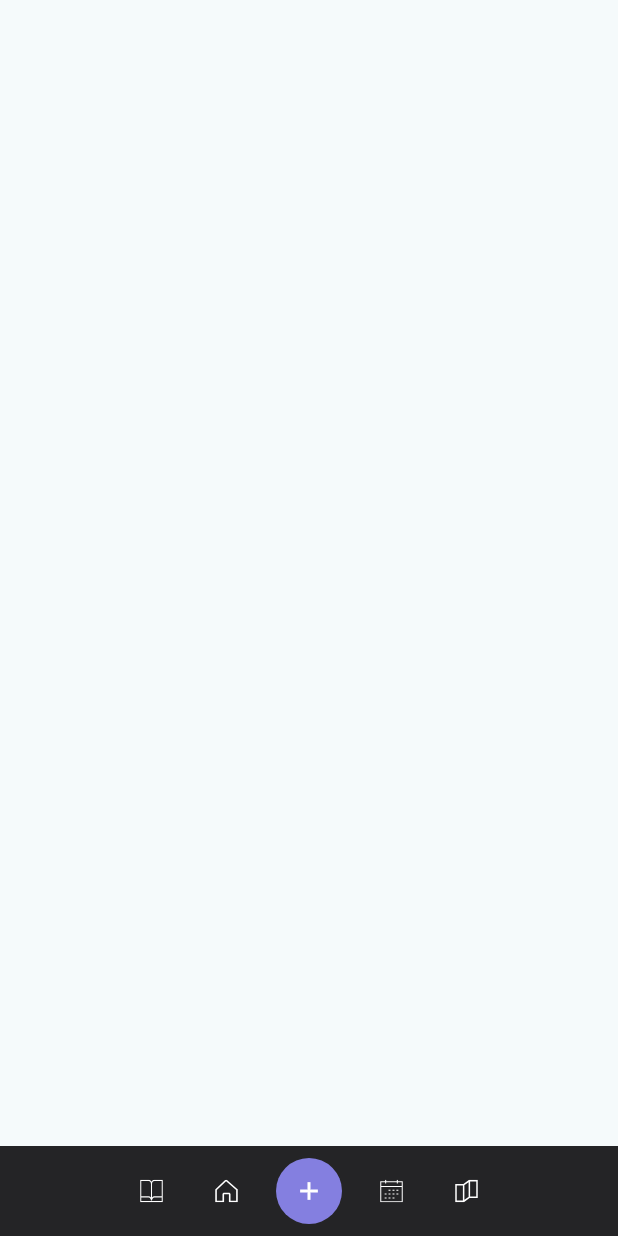
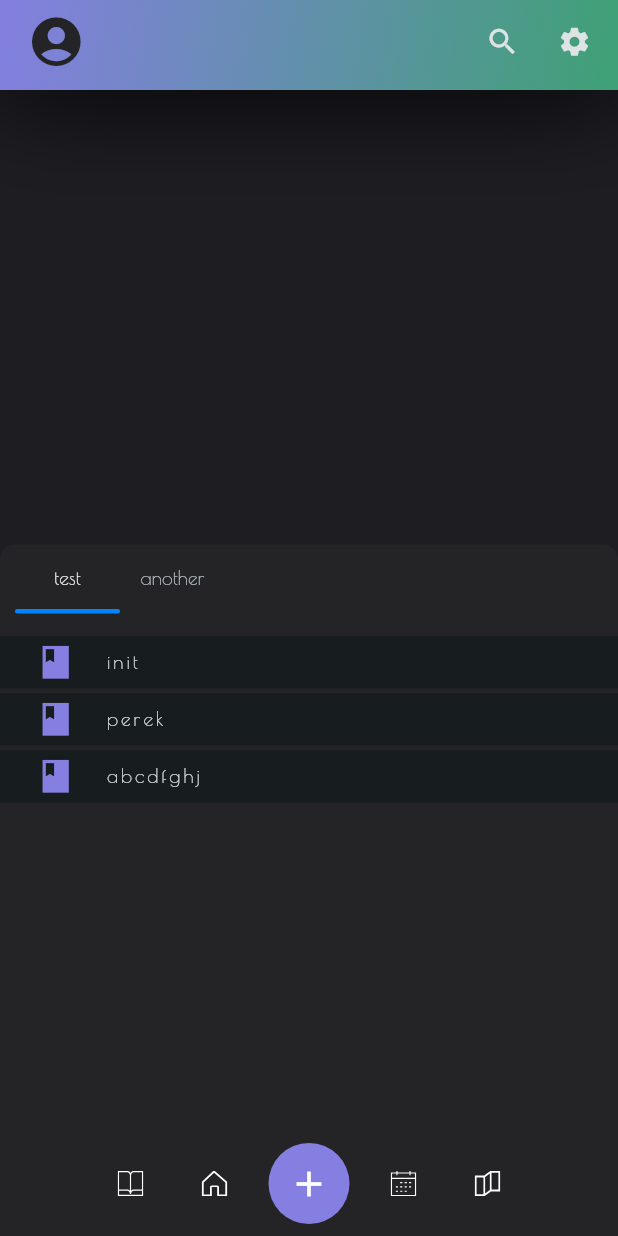
Before and after one commit to NoachDev/SeferTorah, a Flutter app: the screen it shows after launch, on a phone screen of 412 x 824 dp. Run offline on Flutter 3.47's test engine with Material 3 defaults, Android fonts, the phone set to English and light mode, and no system bars; our stand-ins replace flutter_svg.

Commit message:
Home structure

```diff
--- /dev/null
+++ b/lib/home_page.dart
@@ -0,0 +1,202 @@
+import 'package:flutter/material.dart';
+
+class HomePage extends StatelessWidget {
+  @override
+  Widget build(BuildContext context) {
+    return Scaffold(
+      backgroundColor:  Theme.of(context).colorScheme.background,
+      appBar: PreferredSize(
+        preferredSize: Size( double.infinity, 60 ),
+        child: TopBar(),
+      ),
+      body: Column(
+        mainAxisAlignment: MainAxisAlignment.end,
+        children: [
+          SeferLibrary( tabNames : {
+            "test" : SeferView( itemHeight : 35, itemsNames: [ "init", "perek", "abcdfghj" ] ),
+            "another" : Container()
+            }
+          ),
+        ]
+      ),
+    );
+  }
+}
+
+class TopBar extends StatelessWidget {
+  final double sizeIcon = 23;
+
+  const TopBar({
+    super.key,
+  });
+
+  @override
+  Widget build(BuildContext context) {
+    return AppBar(
+      backgroundColor: Theme.of(context).colorScheme.surface,
+      leading: Row(children: [SizedBox(width: 10,), IconButton( onPressed: () {}, icon: Icon(Icons.account_circle_rounded, size: sizeIcon*1.7), color: Theme.of(context).colorScheme.surface,)]),
+      leadingWidth: 100,
+      actions: [
+        IconButton( onPressed: () {}, icon: Icon(Icons.search, size: sizeIcon, color: Theme.of(context).colorScheme.inverseSurface)),
+        IconButton( onPressed: () {}, icon: Icon(Icons.settings, size : sizeIcon, color: Theme.of(context).colorScheme.inverseSurface,)),
+        SizedBox(width: 5)
+      ],
+      flexibleSpace: Container(
+        decoration: BoxDecoration(
+          boxShadow: [
+            BoxShadow(
+              color: Colors.black,
+              blurRadius: 60,
+              spreadRadius: 0,
+              blurStyle: BlurStyle.outer,
+            )
+          ],
+          gradient: LinearGradient(
+            begin: Alignment.topLeft,
+            end : Alignment.bottomRight,
+            colors: [
+              Theme.of(context).colorScheme.primary,
+              Theme.of(context).colorScheme.tertiary
+            ]
+          )
+        ),
+      )
+    );
+  }
+}
+
+class SeferLibrary extends StatelessWidget {
+  final Map<String,Widget> tabNames;
+  final double radius     = 10;
+  final double tabHeight  = 45;
+  final double tabWidth   = 75;
+  final double padding    = 10;
+
+  const SeferLibrary({
+    super.key,
+    required this.tabNames,
+
+  });
+
+  @override
+  Widget build(BuildContext context) {
+
+    final lenghtNames = tabNames.length.toInt();
+
+    return DefaultTabController(
+      initialIndex: 0,
+      length: lenghtNames,
+
+      child: Container(
+        decoration: BoxDecoration(
+          border: Border(top: BorderSide(style: BorderStyle.solid, width: 1, color: Colors.transparent)),
+          borderRadius: BorderRadius.only(
+            topLeft: Radius.circular(radius),
+            topRight: Radius.circular(radius),
+          ),
+          color: Theme.of(context).colorScheme.surface,
+        ),
+
+        child: Column(
+          crossAxisAlignment: CrossAxisAlignment.start,
+          children: [
+            SizedBox(
+              height: tabHeight,
+              width: lenghtNames*tabWidth,
+
+              child: TabBar(
+                dividerColor: Colors.transparent,
+                padding: EdgeInsets.only(left: padding),
+
+                indicatorSize: TabBarIndicatorSize.tab,
+                indicator: UnderlineTabIndicator(
+                  borderRadius: BorderRadius.circular(radius),
+                  borderSide: BorderSide(color: Theme.of(context).colorScheme.outline, width: 3)
+                ),
+
+                labelPadding: EdgeInsets.symmetric(horizontal: padding/2),
+                labelStyle: TextStyle(
+                  color: Colors.white,
+                  fontSize: 13,
+                  fontFamily: "PoiretOne",
+                ),
+
+                tabs: tabNames.keys.map((e) => Tab( height: tabHeight, text: e )).toList()
+
+              )
+            ),
+
+            SizedBox(height: padding*1.5),
+
+            SizedBox(
+              height: 330,
+              child: TabBarView(
+                children: tabNames.values.toList(),
+              ),
+            )
+          ],
+        ),
+      )
+    );
+  }
+}
+
+class SeferView extends StatelessWidget {
+  final double itemHeight;
+  final List<String> itemsNames;
+
+  final double itemPadding;
+
+  const SeferView({
+    super.key,
+    required this.itemHeight,
+    this.itemsNames = const [],
+    this.itemPadding = 3
+  });
+
+  Widget seferWidget( BuildContext context, int pageCount ){
+    return Container(
+      width: double.infinity,
+      height: itemHeight + itemPadding,
+      padding: EdgeInsets.only(bottom: itemPadding),
+
+      child: ElevatedButton(
+        onPressed: (){},
+
+        style: ButtonStyle(
+          shape: MaterialStateProperty.all<RoundedRectangleBorder>(
+            RoundedRectangleBorder(
+            )
+          ),
+          elevation: MaterialStateProperty.all<double>(0),
+
+
+        ),
+
+        child: Row(
+          children: [
+            Icon( Icons.book_sharp, color: Theme.of(context).colorScheme.primary, size: itemHeight*0.75),
+            SizedBox(width: 20),
+            Text(
+              itemsNames[pageCount],
+              style: TextStyle(
+                color: Theme.of(context).colorScheme.inverseSurface,
+                fontFamily: "PoiretOne",
+                fontSize: 13,
+                letterSpacing: 2
+              )
+            ),
+          ],
+        ),
+      )
+    );
+  }
+  @override
+  Widget build( BuildContext context){
+    return  ListView.builder(
+      itemBuilder: seferWidget,
+      scrollDirection: Axis.vertical,
+      itemCount: itemsNames.length,
+    );
+  }
+}
--- a/lib/main.dart
+++ b/lib/main.dart
@@ -1,6 +1,9 @@
+import 'dart:ui';
+
 import 'package:flutter/material.dart';
 import 'package:provider/provider.dart';
 import 'package:flutter_svg/flutter_svg.dart';
+import 'package:sefertorah/home_page.dart';
 
 void main() {
   runApp(const MyApp());
@@ -14,13 +17,22 @@ class MyApp extends StatelessWidget {
     return ChangeNotifierProvider(
       create: (context) => AppState(),
       child: MaterialApp(
+        scrollBehavior: AppScrollBehavior(),
         debugShowCheckedModeBanner: false,
         title: 'Flutter Demo',
         theme: ThemeData(
           colorScheme: ColorScheme.fromSeed(
-            brightness: Brightness.light, seedColor: Colors.white),
+            brightness: Brightness.dark,
+            seedColor: Colors.white,
+            surface: Color.fromARGB(255, 36, 36, 38),
+            background: Color.fromARGB(255, 29, 29, 34),
+            primary: Color.fromARGB(255, 132,127,224),
+            secondary: Color.fromARGB(255, 0,166,195),
+            tertiary: Color.fromARGB(255, 63, 161, 117),
+            outline: Color.fromARGB(255, 0, 133, 255 ),
+          ),
           useMaterial3: true),
-        home: HomePage(),
+        home: Home(),
       )
     );
   }
@@ -28,17 +40,19 @@ class MyApp extends StatelessWidget {
 
 class AppState extends ChangeNotifier {}
 
-class HomePage extends StatelessWidget {
+class Home extends StatelessWidget {
   @override
   Widget build(BuildContext context) {
+    const double navHeight = 70;
+
     return Scaffold(
-      body: Container(),
+      body:HomePage(),
       bottomNavigationBar: SafeArea(
         child: Container(
-          color: Color.fromARGB(255, 36, 36, 38),
-          height: 60,
+          color: Theme.of(context).colorScheme.surface,
+          height: navHeight,
           padding: EdgeInsets.all(8),
-          child: NavBottomBar()
+          child: NavBottomBar( height : navHeight)
         )
       ),
     );
@@ -46,9 +60,12 @@ class HomePage extends StatelessWidget {
 }
 
 class IconBottomBar extends StatelessWidget {
+  final double size;
+
   const IconBottomBar({
     super.key,
     this.aname = "",
+    required this.size
   });
 
   final String aname;
@@ -56,14 +73,16 @@ class IconBottomBar extends StatelessWidget {
   @override
   Widget build(BuildContext context) {
     return CircleAvatar(
-      radius: 25,
+      radius: size,
       backgroundColor: Color.fromARGB(0, 0, 0, 0),
       child: IconButton(
         onPressed: () {},
+        highlightColor: Theme.of(context).colorScheme.background,
+        hoverColor: Color.fromARGB(20, 255, 255, 255),
         icon: SvgPicture.asset(
           'assets/icons/$aname.svg',
           semanticsLabel: 'book widget',
-          height: 15,
+          height: size*0.60,
           color: Colors.white,
         ),
       )
@@ -72,25 +91,39 @@ class IconBottomBar extends StatelessWidget {
 }
 
 class NavBottomBar extends StatelessWidget {
+  final double height;
+
   const NavBottomBar({
     super.key,
+    required this.height
   });
 
   @override
   Widget build(BuildContext context) {
+    double iconSize = height*0.4 ;
+
     return Row(mainAxisAlignment: MainAxisAlignment.center, children: [
-      IconBottomBar(aname: "book"),
-      IconBottomBar(aname: "home"),
+      IconBottomBar(size : iconSize, aname: "book"),
+      IconBottomBar(size : iconSize, aname: "home"),
       CircleAvatar(
-        radius: 30,
-        backgroundColor: Color.fromARGB(255, 132, 127, 224),
+        radius: height/2,
+        backgroundColor: Theme.of(context).colorScheme.primary,
         child: IconButton(
             onPressed: () {},
             icon: const Icon(Icons.add, color: Colors.white),
-            iconSize: 20),
+            iconSize: iconSize),
       ),
-      IconBottomBar(aname: "calendar"),
-      IconBottomBar(aname: "comunity"),
+      IconBottomBar(size : iconSize, aname: "calendar"),
+      IconBottomBar(size : iconSize, aname: "comunity"),
     ]);
   }
 }
+
+class AppScrollBehavior extends MaterialScrollBehavior {
+  @override
+  Set<PointerDeviceKind> get dragDevices => {
+        PointerDeviceKind.touch,
+        PointerDeviceKind.mouse,
+        PointerDeviceKind.trackpad,
+      };
+}
```
Also changed, not shown: pubspec.yaml (+7 -1 lines), fonts/PoiretOne-Regular.ttf (added).
